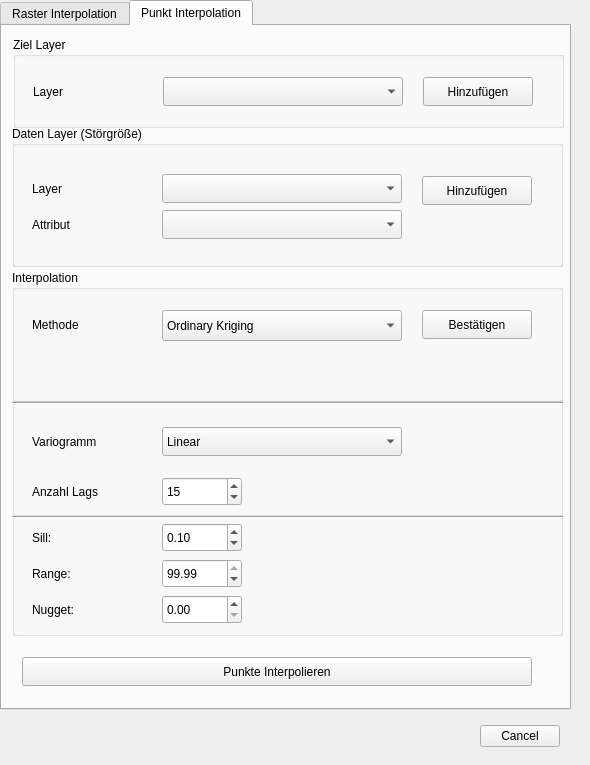
Old version of the form Optimierung.ui in the repository FARMWISSEN/OFE-Datenfusion.
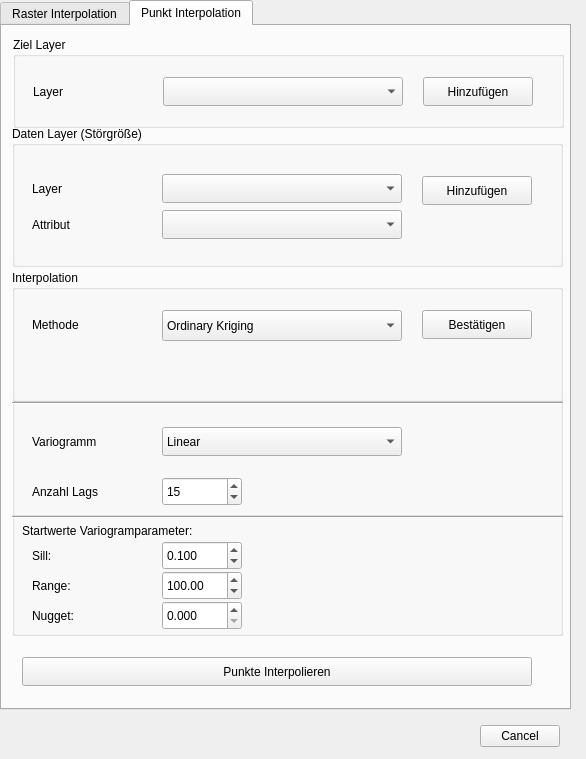
New version of the form. The open tabs and pages were chosen to show the change. Custom widgets are drawn as their Qt base class.

Diff of the .ui file:
```diff
--- a/Optimierung.ui
+++ b/Optimierung.ui
@@ -6,8 +6,8 @@
    <rect>
     <x>0</x>
     <y>0</y>
-    <width>590</width>
-    <height>765</height>
+    <width>586</width>
+    <height>759</height>
    </rect>
   </property>
   <property name="windowTitle">
@@ -751,7 +751,7 @@
       <property name="geometry">
        <rect>
         <x>20</x>
-        <y>12</y>
+        <y>30</y>
         <width>30</width>
         <height>29</height>
        </rect>
@@ -764,11 +764,14 @@
       <property name="geometry">
        <rect>
         <x>150</x>
-        <y>12</y>
+        <y>30</y>
         <width>80</width>
         <height>29</height>
        </rect>
       </property>
+      <property name="decimals">
+       <number>3</number>
+      </property>
       <property name="singleStep">
        <double>0.100000000000000</double>
       </property>
@@ -780,7 +783,7 @@
       <property name="geometry">
        <rect>
         <x>20</x>
-        <y>48</y>
+        <y>60</y>
         <width>61</width>
         <height>29</height>
        </rect>
@@ -793,11 +796,14 @@
       <property name="geometry">
        <rect>
         <x>150</x>
-        <y>84</y>
+        <y>90</y>
         <width>80</width>
         <height>29</height>
        </rect>
       </property>
+      <property name="decimals">
+       <number>3</number>
+      </property>
       <property name="singleStep">
        <double>0.100000000000000</double>
       </property>
@@ -809,7 +815,7 @@
       <property name="geometry">
        <rect>
         <x>20</x>
-        <y>84</y>
+        <y>90</y>
         <width>69</width>
         <height>29</height>
        </rect>
@@ -822,25 +828,51 @@
       <property name="geometry">
        <rect>
         <x>150</x>
-        <y>48</y>
+        <y>60</y>
         <width>80</width>
         <height>29</height>
        </rect>
       </property>
+      <property name="maximum">
+       <double>1000.000000000000000</double>
+      </property>
       <property name="value">
-       <double>99.989999999999995</double>
+       <double>100.000000000000000</double>
       </property>
      </widget>
      <widget class="QWidget" name="page_kriging_2" native="true">
       <property name="geometry">
        <rect>
-        <x>368</x>
-        <y>12</y>
-        <width>171</width>
-        <height>101</height>
+        <x>400</x>
+        <y>10</y>
+        <width>141</width>
+        <height>110</height>
        </rect>
       </property>
      </widget>
+     <widget class="QWidget" name="page_kriging_4" native="true">
+      <property name="geometry">
+       <rect>
+        <x>240</x>
+        <y>10</y>
+        <width>141</width>
+        <height>110</height>
+       </rect>
+      </property>
+     </widget>
+     <widget class="QLabel" name="label_sill_6">
+      <property name="geometry">
+       <rect>
+        <x>10</x>
+        <y>5</y>
+        <width>231</width>
+        <height>29</height>
+       </rect>
+      </property>
+      <property name="text">
+       <string>Startwerte Variogramparameter:</string>
+      </property>
+     </widget>
     </widget>
     <widget class="QPushButton" name="button_interpolate_points">
      <property name="geometry">
```
Left out of the diff: 56 changed lines with no effect on the pictures.
